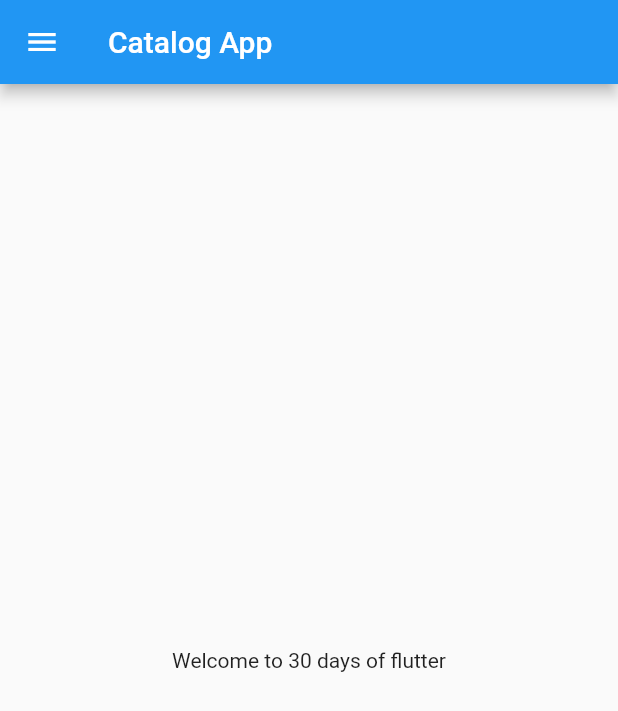
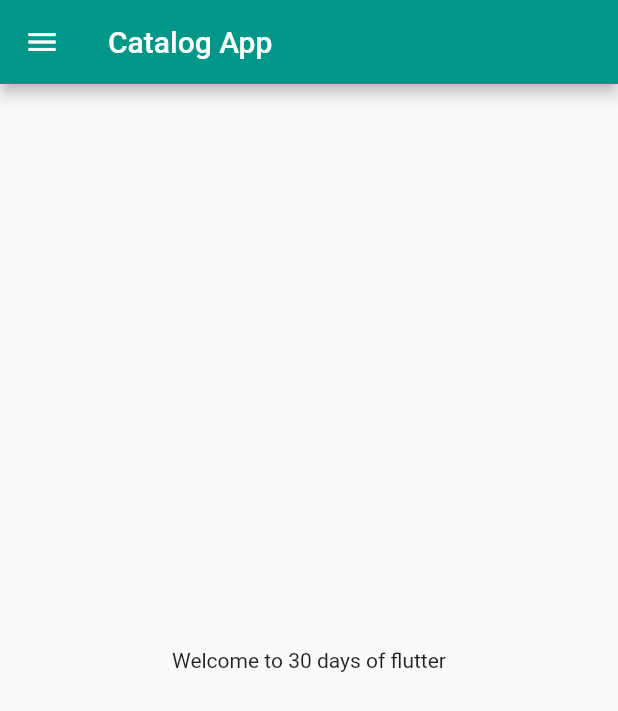
Before and after one commit to RAJHIMANSHUPATEL/30DaysOfFlutter, a Flutter app: the screen it shows after launch, on a phone screen of 412 x 824 dp. Shown: the top 711 px of the screen. Run offline on Flutter 3.47's test engine with Material 2 defaults, Android fonts, the phone set to English and light mode, and no system bars.

Commit message:
Day 3 completd

```diff
--- a/lib/main.dart
+++ b/lib/main.dart
@@ -1,5 +1,6 @@
 import 'package:flutter/material.dart';
-import 'package:flutter_catalogue/home_page.dart';
+import 'package:flutter_catalogue/pages/home_page.dart';
+import 'package:flutter_catalogue/pages/login_page.dart';
 
 void main() {
   runApp(MyApp());
@@ -9,7 +10,20 @@ class MyApp extends StatelessWidget {
   @override
   Widget build(BuildContext context) {
     return MaterialApp(
-      home: HomePage(),
+      themeMode: ThemeMode.light,
+      theme: ThemeData(
+        primarySwatch: Colors.teal
+        ),
+      darkTheme: ThemeData(
+        brightness: Brightness.dark
+        ),
+        initialRoute: '/home',
+      routes: {
+        "/": (context) => LoginPage(),
+        "/home": (context) => HomePage(),
+        "/login": (context) => LoginPage(),
+
+        },
     );
   }
 }
```
Also changed, not shown: lib/pages/login_page.dart (added, +18 -0 lines), lib/pages/home_page.dart (renamed from lib/home_page.dart), 1 other file.
